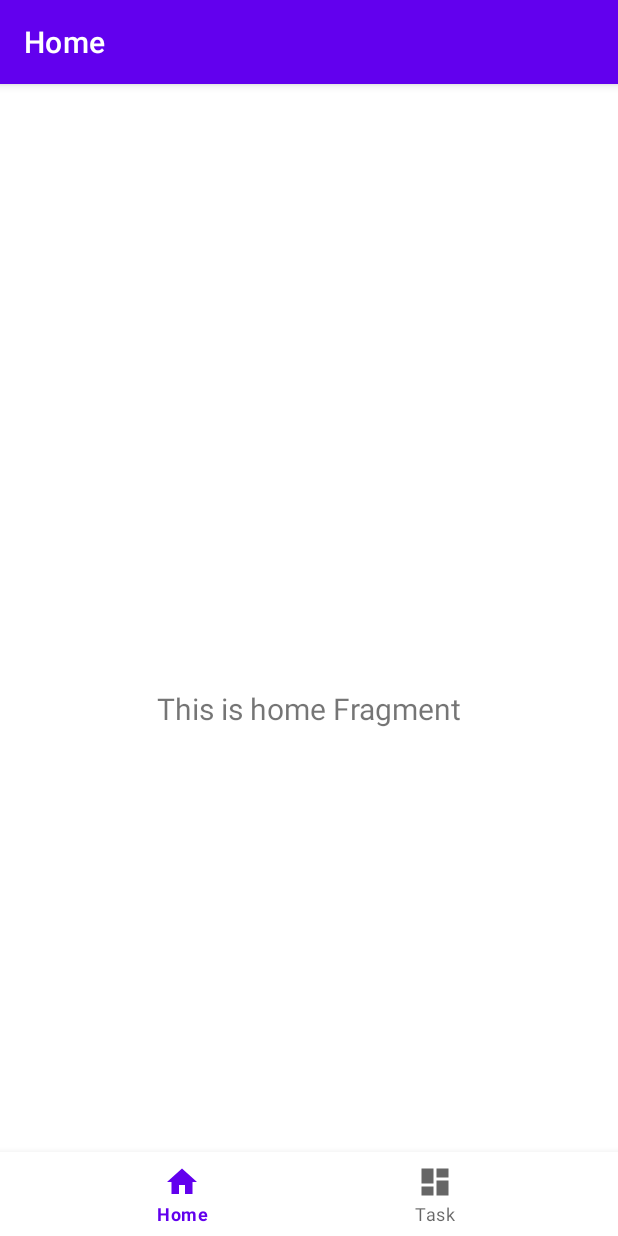
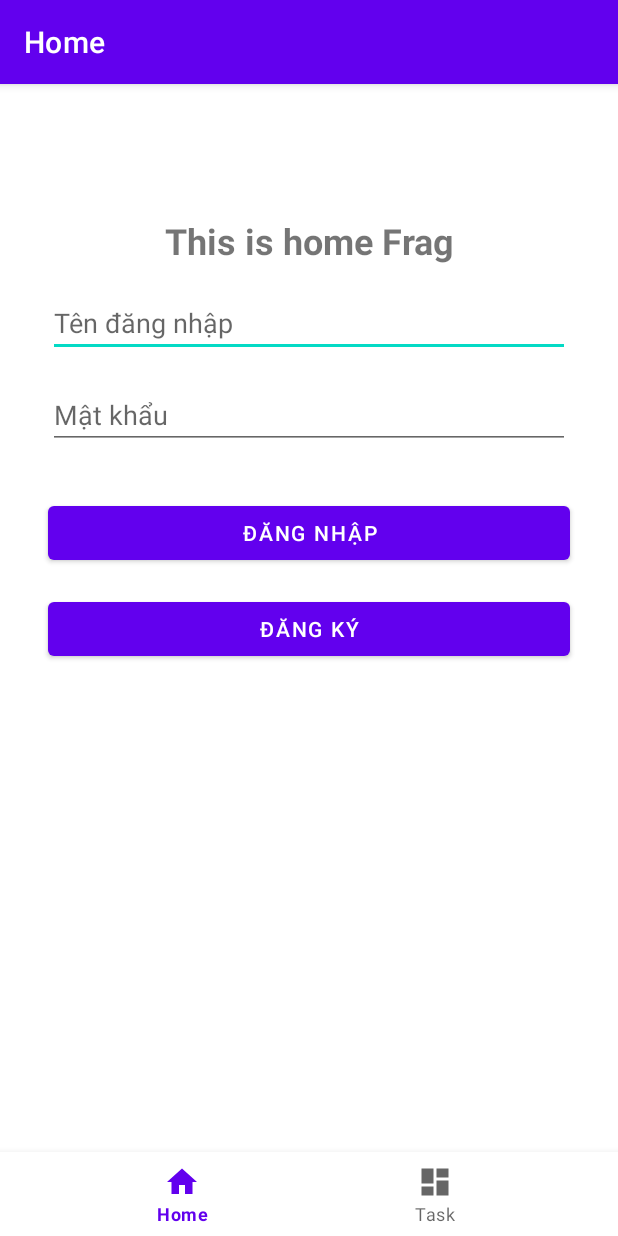
Before and after one commit to thanhlongplx/TodoList, an Android app: the screen it shows after launch (MainActivity), on a phone screen of 412 x 824 dp. Run offline under Robolectric (Android 15) with nearby library versions, the phone set to English and light mode, and no system bars; our stand-ins replace navigation-ui.

Commit message:
Android_Login/Logout_UI

```diff
--- a/app/src/main/java/com/example/todolist/ui/home/HomeViewModel.kt
+++ b/app/src/main/java/com/example/todolist/ui/home/HomeViewModel.kt
@@ -7,7 +7,7 @@ import androidx.lifecycle.ViewModel
 class HomeViewModel : ViewModel() {
 
     private val _text = MutableLiveData<String>().apply {
-        value = "This is home Fragment"
+        value = "This is home Frag"
     }
     val text: LiveData<String> = _text
 }
--- a/app/src/main/res/layout/fragment_home.xml
+++ b/app/src/main/res/layout/fragment_home.xml
@@ -6,17 +6,72 @@
     android:layout_height="match_parent"
     tools:context=".ui.home.HomeFragment">
 
+    <!-- Tiêu đề form -->
     <TextView
-        android:id="@+id/text_home"
-        android:layout_width="match_parent"
+        android:id="@+id/textHome"
+        android:layout_width="wrap_content"
         android:layout_height="wrap_content"
-        android:layout_marginStart="8dp"
-        android:layout_marginTop="8dp"
-        android:layout_marginEnd="8dp"
-        android:textAlignment="center"
-        android:textSize="20sp"
-        app:layout_constraintBottom_toBottomOf="parent"
+        android:text="Đăng Nhập/Đăng Ký"
+        android:textSize="24sp"
+        android:textStyle="bold"
+        app:layout_constraintTop_toTopOf="parent"
+        app:layout_constraintStart_toStartOf="parent"
         app:layout_constraintEnd_toEndOf="parent"
+        android:layout_marginTop="32dp"
+        android:textAlignment="center" />
+
+    <!-- Trường nhập username -->
+    <EditText
+        android:id="@+id/edit_username"
+        android:layout_width="0dp"
+        android:layout_height="wrap_content"
+        android:hint="Tên đăng nhập"
+        android:inputType="text"
+        android:layout_marginStart="32dp"
+        android:layout_marginEnd="32dp"
+        android:layout_marginTop="16dp"
+        app:layout_constraintTop_toBottomOf="@id/textHome"
         app:layout_constraintStart_toStartOf="parent"
-        app:layout_constraintTop_toTopOf="parent" />
+        app:layout_constraintEnd_toEndOf="parent" />
+
+    <!-- Trường nhập password -->
+    <EditText
+        android:id="@+id/edit_password"
+        android:layout_width="0dp"
+        android:layout_height="wrap_content"
+        android:hint="Mật khẩu"
+        android:inputType="textPassword"
+        android:layout_marginStart="32dp"
+        android:layout_marginEnd="32dp"
+        android:layout_marginTop="16dp"
+        app:layout_constraintTop_toBottomOf="@id/edit_username"
+        app:layout_constraintStart_toStartOf="parent"
+        app:layout_constraintEnd_toEndOf="parent" />
+
+    <!-- Nút Đăng Nhập -->
+    <Button
+        android:id="@+id/btn_login"
+        android:layout_width="0dp"
+        android:layout_height="wrap_content"
+        android:text="Đăng Nhập"
+        android:layout_marginStart="32dp"
+        android:layout_marginEnd="32dp"
+        android:layout_marginTop="32dp"
+        app:layout_constraintTop_toBottomOf="@id/edit_password"
+        app:layout_constraintStart_toStartOf="parent"
+        app:layout_constraintEnd_toEndOf="parent" />
+
+    <!-- Nút Đăng Ký -->
+    <Button
+        android:id="@+id/btn_register"
+        android:layout_width="0dp"
+        android:layout_height="wrap_content"
+        android:text="Đăng Ký"
+        android:layout_marginStart="32dp"
+        android:layout_marginEnd="32dp"
+        android:layout_marginTop="16dp"
+        app:layout_constraintTop_toBottomOf="@id/btn_login"
+        app:layout_constraintStart_toStartOf="parent"
+        app:layout_constraintEnd_toEndOf="parent" />
+
 </androidx.constraintlayout.widget.ConstraintLayout>
```
